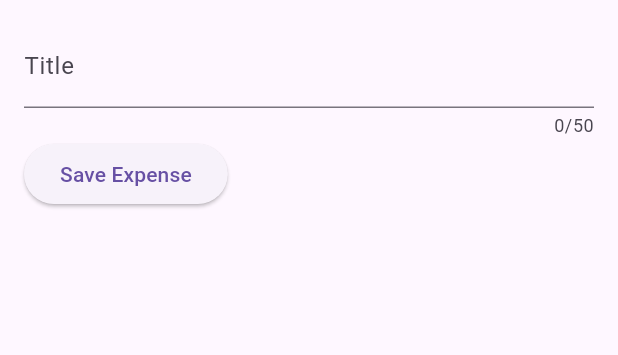
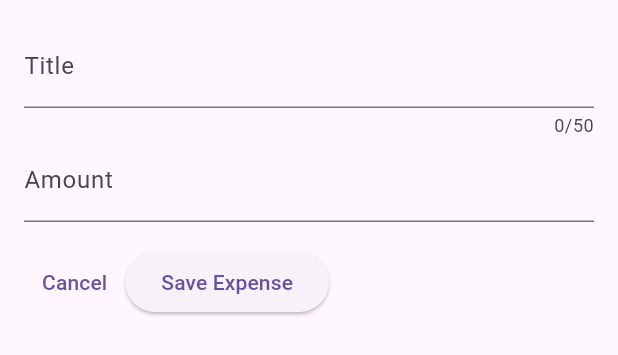
Before and after one commit to AdityaWerma/expense-tracker-app, a Flutter app: the NewExpense widget shown alone on an empty page, opened directly, on a phone screen of 412 x 824 dp. Shown: the top 355 px of the screen. Run offline on Flutter 3.47's test engine with Material 2 defaults, Android fonts, the phone set to English and light mode, and no system bars.

Commit message:
added amount controller and cancel button

```diff
--- a/lib/Widget/expenses_list/new_expense.dart
+++ b/lib/Widget/expenses_list/new_expense.dart
@@ -11,10 +11,12 @@ class NewExpense extends StatefulWidget {
 
 class _NewExpense extends State<NewExpense> {
 final _titleController = TextEditingController();
+final _amountController = TextEditingController();
 
 @override
   void dispose() {
     _titleController.dispose();
+    _amountController.dispose();
     super.dispose();
   }
 
@@ -29,8 +31,17 @@ final _titleController = TextEditingController();
             maxLength: 50,
             decoration: const InputDecoration(label: Text("Title")),
           ),
+          TextField(
+            controller: _amountController,
+            keyboardType: TextInputType.number,
+            decoration: const InputDecoration(
+                prefixText: '₹ ',
+                label: Text("Amount")),
+          ),
+          const SizedBox(height: 16),
           Row(
             children: [
+              TextButton(onPressed: (){}, child: const Text('Cancel')),
               ElevatedButton(
                 onPressed: () {},
                 child: const Text('Save Expense'),
```
